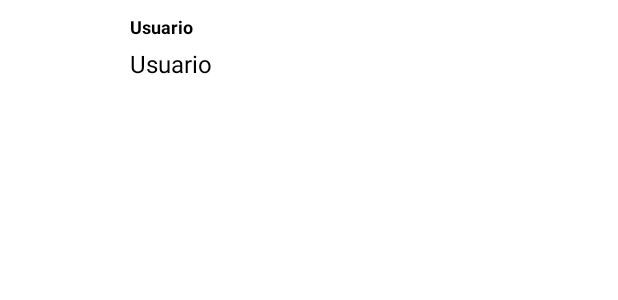
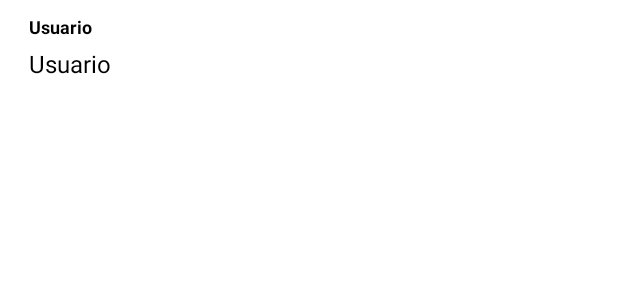
Before and after one commit to JMPMorgan/Tatto_AppV2, an Android app: the layout row_messages.xml on its own in the app's theme, with its tools: preview values and no code run, on a phone screen of 412 x 824 dp. Shown: the top 300 px of the screen. Run offline under Robolectric (Android 15) with nearby library versions, the phone set to English and light mode, and no system bars.

Commit message:
Add Messages Send

```diff
--- a/app/src/main/java/com/example/tattoapp/RecyclerViews/ChatsRecyclerView.kt
+++ b/app/src/main/java/com/example/tattoapp/RecyclerViews/ChatsRecyclerView.kt
@@ -27,6 +27,7 @@ class ChatsRecyclerView(var chats:List<Chats>):RecyclerView.Adapter<ChatsRecycle
 
     override fun onBindViewHolder(holder: ViewHolder, position: Int) {
         val chat = chats.get(position)
+        Log.e("PRUEBA",chat.user!!.file.toString())
         Picasso.get()
             .load(chat.user!!.file.toString())
             .into(holder.chatImage)
--- a/app/src/main/java/com/example/tattoapp/RecyclerViews/DataClasses/ServerResponse/MessageResponse.kt
+++ b/app/src/main/java/com/example/tattoapp/RecyclerViews/DataClasses/ServerResponse/MessageResponse.kt
@@ -4,6 +4,8 @@ import com.example.tattoapp.RecyclerViews.DataClasses.Message
 import com.google.gson.annotations.SerializedName
 
 data class MessageResponse(
+    @SerializedName("success")
+    var success:Boolean,
     @SerializedName("msg")
     var msg:String,
     @SerializedName("messages")
--- a/app/src/main/res/layout/activity_messages_chat.xml
+++ b/app/src/main/res/layout/activity_messages_chat.xml
@@ -27,17 +27,17 @@
         >
 
         <EditText
-            android:id="@+id/editTextTextPersonName"
+            android:id="@+id/editTextMessage"
             android:layout_width="222dp"
             android:layout_height="47dp"
             android:layout_weight="1"
             android:background="@drawable/input_main"
             android:ems="10"
             android:inputType="textPersonName"
-            android:text="text" />
+            android:text="" />
 
         <Button
-            android:id="@+id/button"
+            android:id="@+id/buttonSndMessage"
             android:layout_width="53dp"
             android:layout_height="wrap_content"
             android:layout_weight="1"
--- a/app/src/main/res/layout/row_messages.xml
+++ b/app/src/main/res/layout/row_messages.xml
@@ -12,21 +12,6 @@
         android:layout_height="wrap_content"
         android:padding="1dp">
 
-        <ImageView
-
-            android:id="@+id/imageProfileMessage"
-
-            android:layout_width="45dp"
-            android:layout_height="45dp"
-            android:layout_alignParentStart="true"
-            android:layout_alignParentLeft="true"
-            android:layout_alignParentTop="true"
-            android:layout_marginStart="6dp"
-            android:layout_marginLeft="6dp"
-            android:layout_marginTop="4dp"
-            android:layout_marginEnd="16dp"
-            android:layout_marginRight="16dp"
-            android:paddingTop="16dp" />
 
         <TextView
             android:id="@+id/userNameMessage"
@@ -35,8 +20,6 @@
             android:layout_alignParentTop="true"
             android:layout_marginStart="10dp"
             android:layout_marginLeft="69dp"
-            android:layout_toEndOf="@+id/imageProfileMessage"
-            android:layout_toRightOf="@+id/imageProfileMessage"
             android:text="Usuario"
             android:textColor="@color/black"
             android:textSize="12sp"
@@ -49,8 +32,6 @@
             android:layout_below="@+id/userNameMessage"
             android:layout_marginLeft="10dp"
             android:layout_marginTop="5dp"
-            android:layout_toEndOf="@+id/imageProfileMessage"
-            android:layout_toRightOf="@+id/imageProfileMessage"
             android:text="Usuario"
             android:textColor="@color/black"
             android:textSize="16sp" />
```
Also changed, not shown: app/src/main/java/com/example/tattoapp/MessagesChatActivity.kt (+53 -1 lines), app/src/main/java/com/example/tattoapp/RecyclerViews/MessagesRecyclerView.kt (+8 -4 lines).
